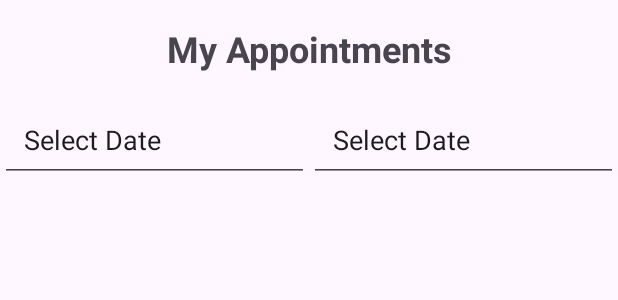
After one commit to Razaranyi/AppointmentAppFE, an Android app: the layout activity_appointment.xml on its own in the app's theme, with its tools: preview values and no code run, on a phone screen of 412 x 824 dp. The commit adds this screen. Shown: the top 300 px of the screen. Run offline under Robolectric (Android 15) with nearby library versions, the phone set to English and light mode, and no system bars; network calls fail.

Commit message:
Add appointment page (#15)
* extract datepicker to timeutil

* add my appointments page

* add business name
* handle disabled bug

```diff
--- a/app/src/main/AndroidManifest.xml
+++ b/app/src/main/AndroidManifest.xml
@@ -59,6 +59,12 @@
             android:name=".userActivity.MainPageActivity"
             android:exported="true" >
         </activity> <!-- AppointmentActivity -->
+
+        <activity
+            android:name=".userActivity.AppointmentActivity"
+            android:exported="true" >
+        </activity> <!-- AppointmentDetailsActivity -->
+
     </application>
 
 </manifest>
--- a/app/src/main/java/com/example/eassyappointmentfe/util/NetworkUtils.java
+++ b/app/src/main/java/com/example/eassyappointmentfe/util/NetworkUtils.java
@@ -253,7 +253,7 @@ public class NetworkUtils {
         // Check if the response is nested inside a "response" key, typical for some API responses
         JSONObject innerResponse = response.optJSONObject("response");
         if (innerResponse != null) {
-            response = innerResponse;  // Use the inner response for further processing
+            response = innerResponse;  // Use  inner response for further processing
         }
 
         // For extracting message regardless of its location
@@ -281,7 +281,7 @@ public class NetworkUtils {
     public static boolean[] convertJsonArrayToBooleanArray(JSONArray jsonArray) throws JSONException {
         boolean[] workingDays = new boolean[jsonArray.length()];
         for (int i = 0; i < jsonArray.length(); i++) {
-            workingDays[i] = jsonArray.getBoolean(i); // Assumes the JSON array contains boolean values
+            workingDays[i] = jsonArray.getBoolean(i);
         }
         return workingDays;
     }
@@ -289,7 +289,7 @@ public class NetworkUtils {
     public static Set<Long> convertJsonArrayToSet(JSONArray jsonArray) throws JSONException {
         Set<Long> resultSet = new HashSet<>();
         for (int i = 0; i < jsonArray.length(); i++) {
-            resultSet.add(jsonArray.getLong(i)); // Assumes the JSON array contains long values
+            resultSet.add(jsonArray.getLong(i));
         }
         return resultSet;
     }
--- /dev/null
+++ b/app/src/main/res/layout/activity_appointment.xml
@@ -0,0 +1,66 @@
+<?xml version="1.0" encoding="utf-8"?>
+<RelativeLayout xmlns:android="http://schemas.android.com/apk/res/android"
+    xmlns:tools="http://schemas.android.com/tools"
+    android:layout_width="match_parent"
+    android:layout_height="match_parent"
+    tools:context=".userActivity.AppointmentActivity">
+
+    <TextView
+        android:id="@+id/headerTextView"
+        android:layout_width="match_parent"
+        android:layout_height="wrap_content"
+        android:text="My Appointments"
+        android:textSize="24sp"
+        android:gravity="center"
+        android:padding="16dp"
+        android:textStyle="bold" />
+
+    <LinearLayout
+        android:id="@+id/linearLayout"
+        android:layout_width="match_parent"
+        android:layout_height="wrap_content"
+        android:orientation="horizontal"
+        android:layout_below="@+id/headerTextView">
+
+        <EditText
+            android:id="@+id/tvDate1"
+            android:layout_width="0dp"
+            android:layout_height="wrap_content"
+            android:layout_weight="1"
+            android:text="Select Date"
+            android:textAppearance="@style/TextAppearance.AppCompat.Medium"
+            android:padding="16dp"
+            android:focusable="false"
+            android:clickable="true" />
+
+        <EditText
+            android:id="@+id/tvDate2"
+            android:layout_width="0dp"
+            android:layout_height="wrap_content"
+            android:layout_weight="1"
+            android:text="Select Date"
+            android:textAppearance="@style/TextAppearance.AppCompat.Medium"
+            android:padding="16dp"
+            android:focusable="false"
+            android:clickable="true" />
+
+    </LinearLayout>
+
+    <TextView
+        android:id="@+id/noAppointmentsTextView"
+        android:layout_width="wrap_content"
+        android:layout_height="wrap_content"
+        android:text="No appointments on this day between the given dates..."
+        android:visibility="gone"
+        android:gravity="center"
+        android:layout_marginTop="18dp"
+        android:textSize="20dp"
+        android:layout_below="@+id/linearLayout"/>
+
+    <androidx.recyclerview.widget.RecyclerView
+        android:id="@+id/appointmentsRecyclerView"
+        android:layout_width="match_parent"
+        android:layout_height="wrap_content"
+        android:layout_below="@+id/noAppointmentsTextView" />
+
+</RelativeLayout>
```
Also changed, not shown: app/src/main/java/com/example/eassyappointmentfe/DTO/Appointment.java (+15 -4 lines), app/src/main/java/com/example/eassyappointmentfe/adapters/AppointmentsAdapter.java (+35 -6 lines), app/src/main/java/com/example/eassyappointmentfe/commonActivity/CommonBusinessActivity.java (+8 -17 lines), app/src/main/java/com/example/eassyappointmentfe/userActivity/AppointmentActivity.java (added, +106 -0 lines), app/src/main/java/com/example/eassyappointmentfe/userActivity/MainPageActivity.java (+12 -0 lines), app/src/main/java/com/example/eassyappointmentfe/util/TimeUtil.java (+14 -7 lines).
